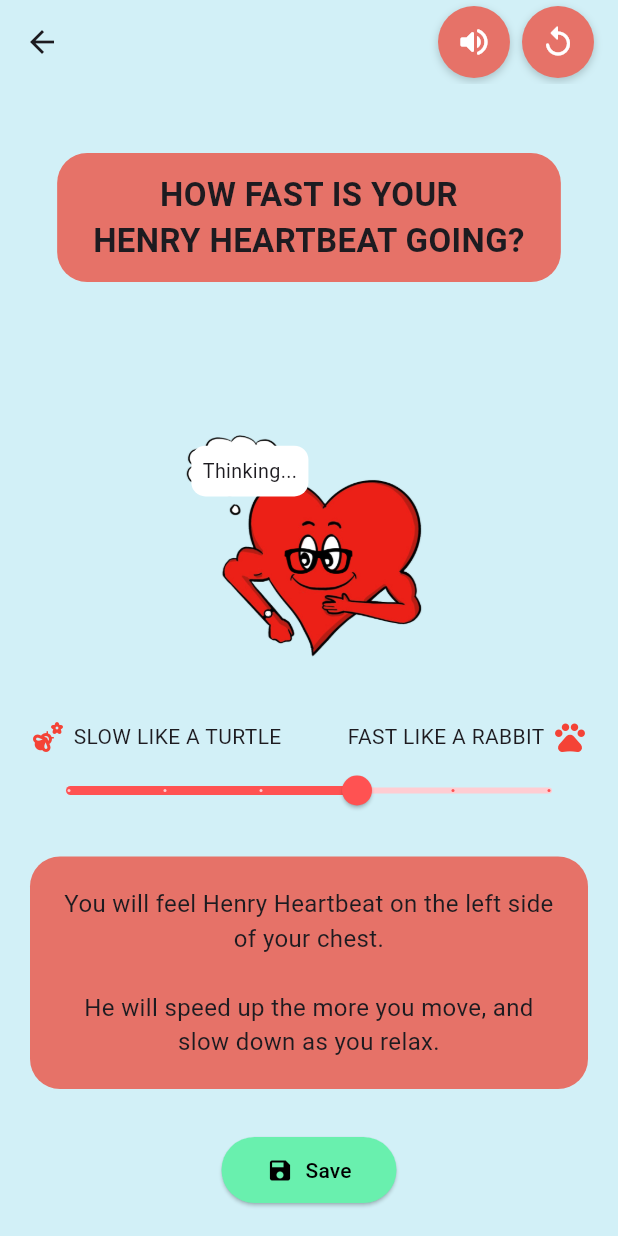
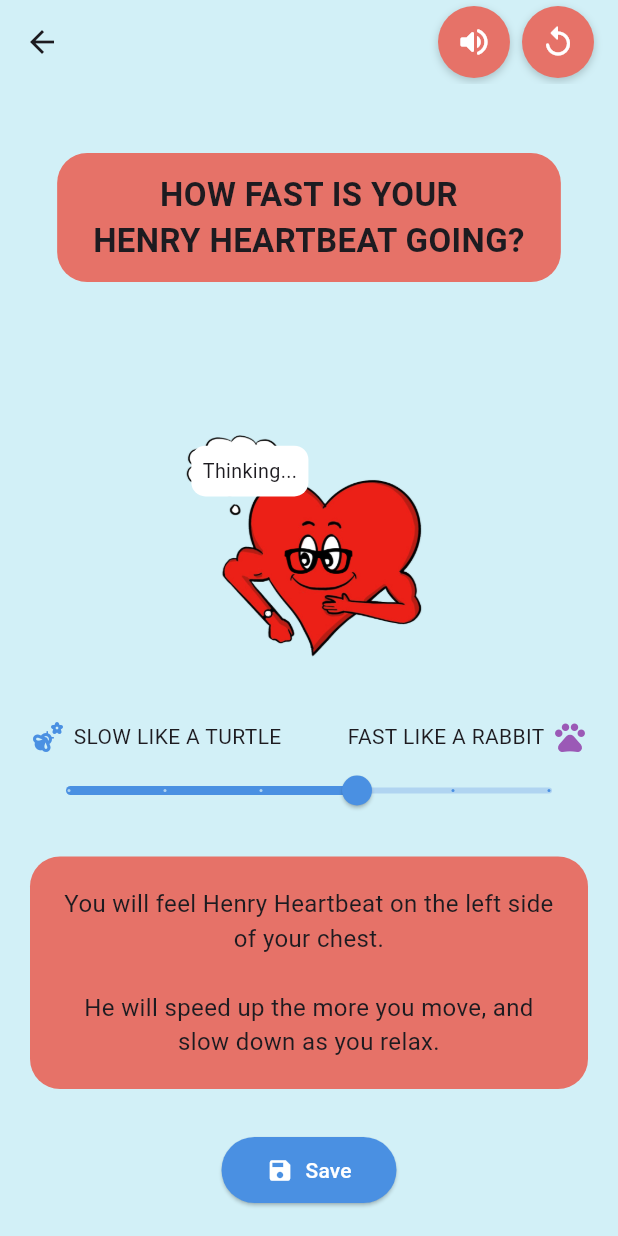
Before and after one commit to cynthiajma/fbiapp, a Flutter app: the HeartbeatPage screen opened directly, on a phone screen of 412 x 824 dp. Run offline on Flutter 3.47's test engine with Material 3 defaults, Android fonts, the phone set to English and light mode, and no system bars; our stand-ins replace audioplayers, email_validator, get, graphql_flutter, share_plus, shared_preferences; missing offline and left inert: fluttermoji; accounts and stored records are empty; network calls fail.

Commit message:
henry heart page color changed

```diff
--- a/fbi_app/lib/pages/heartbeat_page.dart
+++ b/fbi_app/lib/pages/heartbeat_page.dart
@@ -132,7 +132,7 @@ class _HeartbeatPageState extends State<HeartbeatPage>
           const SnackBar(
             content: Text('Audio playing...'),
             duration: Duration(seconds: 2),
-            backgroundColor: Colors.green,
+            backgroundColor: Colors.blue,
           ),
         );
       }
@@ -155,7 +155,7 @@ class _HeartbeatPageState extends State<HeartbeatPage>
         ScaffoldMessenger.of(context).showSnackBar(
           SnackBar(
             content: Text('Error playing audio: $e'),
-            backgroundColor: Colors.red,
+            backgroundColor: Colors.orange,
           ),
         );
       }
@@ -231,7 +231,7 @@ class _HeartbeatPageState extends State<HeartbeatPage>
         ScaffoldMessenger.of(context).showSnackBar(
           const SnackBar(
             content: Text('Feeling logged successfully!'),
-            backgroundColor: Colors.green,
+            backgroundColor: Colors.blue,
           ),
         );
       }
@@ -240,7 +240,7 @@ class _HeartbeatPageState extends State<HeartbeatPage>
         ScaffoldMessenger.of(context).showSnackBar(
           SnackBar(
             content: Text('Error logging feeling: $e'),
-            backgroundColor: Colors.red,
+            backgroundColor: Colors.orange,
           ),
         );
       }
@@ -411,7 +411,7 @@ class _HeartbeatPageState extends State<HeartbeatPage>
                 children: const [
                   Row(
                     children: [
-                      Icon(Icons.emoji_nature_rounded, color: Colors.red),
+                      Icon(Icons.emoji_nature_rounded, color: Color(0xFF4A90E2)),
                       SizedBox(width: 5),
                       Text('SLOW LIKE A TURTLE'),
                     ],
@@ -420,7 +420,7 @@ class _HeartbeatPageState extends State<HeartbeatPage>
                     children: [
                       Text('FAST LIKE A RABBIT'),
                       SizedBox(width: 5),
-                      Icon(Icons.pets_rounded, color: Colors.red),
+                      Icon(Icons.pets_rounded, color: Color(0xFF9B59B6)),
                     ],
                   ),
                 ],
@@ -431,8 +431,8 @@ class _HeartbeatPageState extends State<HeartbeatPage>
                 min: 0,
                 max: 1,
                 divisions: 5,
-                activeColor: Colors.redAccent,
-                inactiveColor: Colors.red[100],
+                activeColor: const Color(0xFF4A90E2),
+                inactiveColor: const Color(0xFFB0D4F1),
               ),
               const SizedBox(height: 20),
               Container(
@@ -465,8 +465,8 @@ class _HeartbeatPageState extends State<HeartbeatPage>
                 style: ElevatedButton.styleFrom(
                   backgroundColor: _isLogging
                       ? Colors.grey
-                      : Colors.greenAccent,
-                  foregroundColor: Colors.black,
+                      : const Color(0xFF4A90E2),
+                  foregroundColor: Colors.white,
                   disabledBackgroundColor: Colors.grey,
                   disabledForegroundColor: Colors.white,
                   shape: RoundedRectangleBorder(
```
